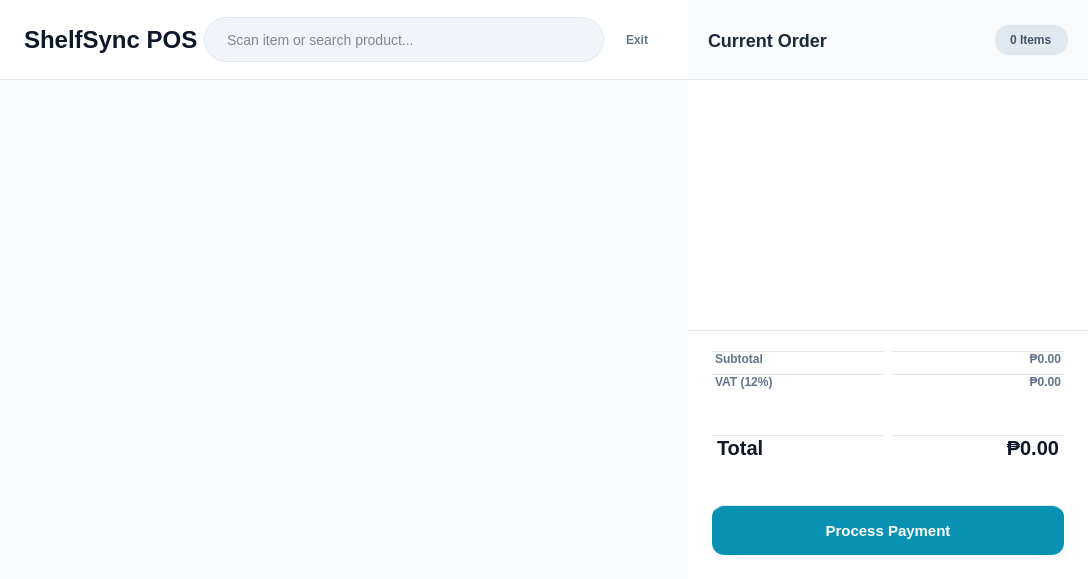
Before: the Qt Designer form views/cashier_window.ui in hiroluv/ShelfSync_POS, drawn with Qt 5.
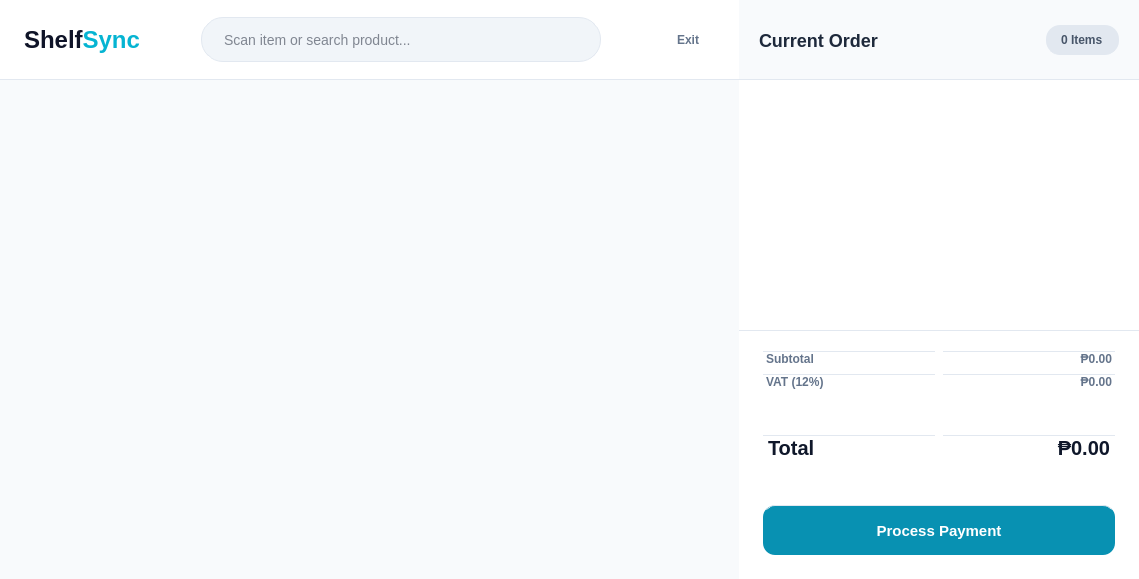
After: the same form once the commit is applied.

What changed in the file:
```diff
--- a/views/cashier_window.ui
+++ b/views/cashier_window.ui
@@ -6,7 +6,7 @@
    <rect>
     <x>0</x>
     <y>0</y>
-    <width>1084</width>
+    <width>1139</width>
     <height>579</height>
    </rect>
   </property>
@@ -80,7 +80,7 @@
              <string>font-size: 24px; font-weight: 800; color: #0F172A;</string>
             </property>
             <property name="text">
-             <string>ShelfSync POS</string>
+             <string>&lt;span style=&quot;color: #0F1428&quot;&gt;Shelf&lt;/span&gt;&lt;span style=&quot;color: #05B4D2;&quot;&gt;Sync&lt;/span&gt;</string>
             </property>
            </widget>
           </item>
@@ -121,6 +121,9 @@
               }
              </string>
             </property>
+            <property name="text">
+             <string/>
+            </property>
             <property name="placeholderText">
              <string>Scan item or search product...</string>
             </property>
@@ -195,7 +198,7 @@
            <rect>
             <x>0</x>
             <y>0</y>
-            <width>684</width>
+            <width>739</width>
             <height>499</height>
            </rect>
           </property>
```
Left out of the diff: 2 changed lines with no effect on the pictures.
